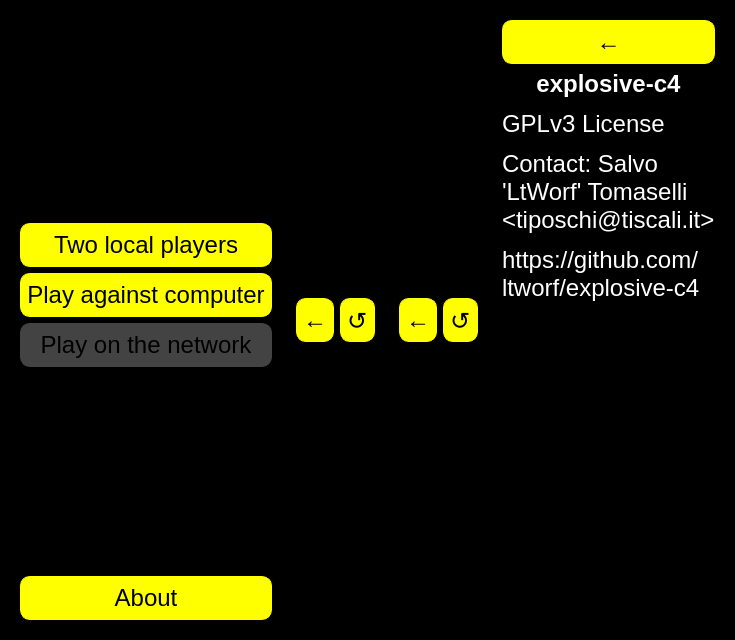
This is mainui.ui in ltworf/explosive-c4 as Qt 5 draws it before an edit. The edited form follows.
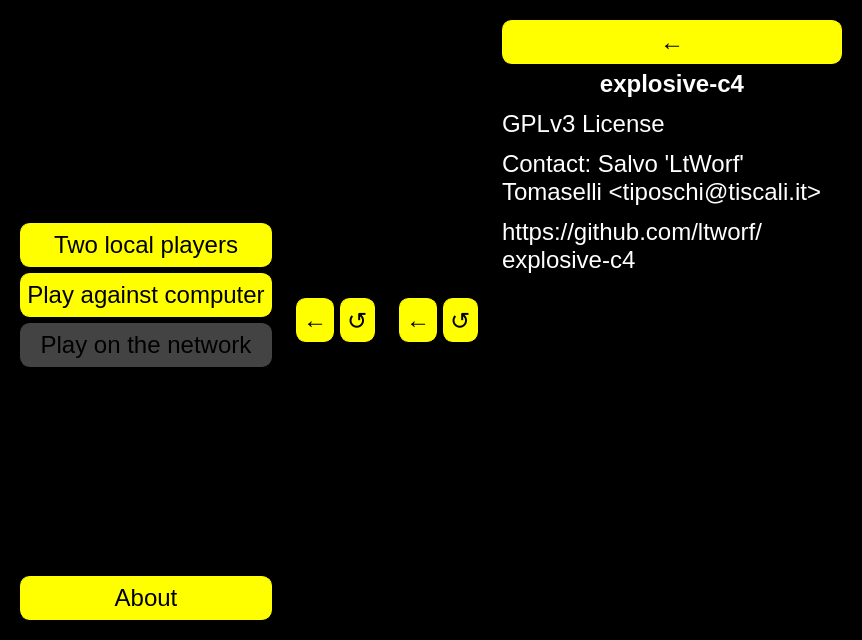
This is the edited form.

Commit message:
Removed ugly focus lines, in a bad way
Removed the ugly focus lines, added by a newer Qt version
by removing the focus from the buttons.

What changed in the file:
```diff
--- a/mainui.ui
+++ b/mainui.ui
@@ -6,7 +6,7 @@
    <rect>
     <x>0</x>
     <y>0</y>
-    <width>619</width>
+    <width>862</width>
     <height>640</height>
    </rect>
   </property>
@@ -49,6 +49,10 @@
 
 QPushButton:hover {
 border-color: rgb(255, 193, 0);
+}
+
+QPushButton:default {
+background-color: rgb(255, 255, 255);
 }</string>
   </property>
   <property name="locale">
```
Left out of the diff: 24 changed lines with no effect on the pictures.
